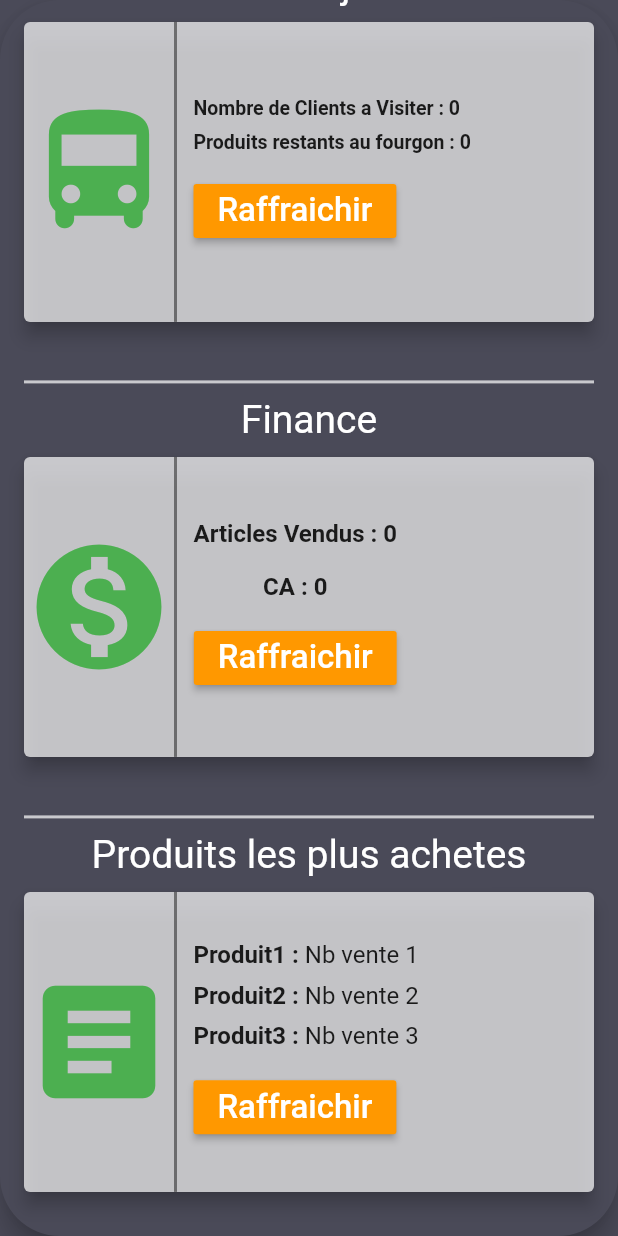
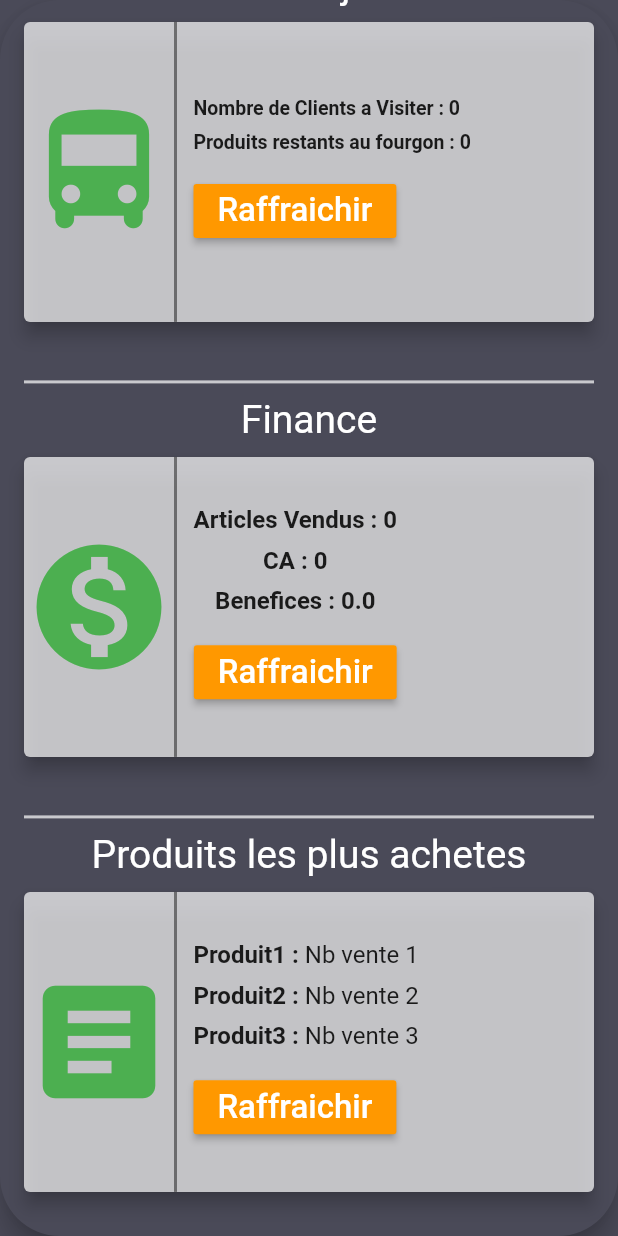
Before and after one commit to amineadmane/Stock-Sell, a Flutter app: the MenuDashboardPage screen opened by its route, scrolled down 546 dp, on a phone screen of 412 x 824 dp. Run offline on Flutter 3.47's test engine with Material 2 defaults, Android fonts, the phone set to English and light mode, and no system bars; our stand-ins replace chips_choice, cloud_firestore, firebase_auth, firebase_core, font_awesome_flutter, modal_progress_hud and 4 more; accounts and stored records are empty.

Commit message:
with benefice

```diff
--- a/lib/Components/productItemfourg.dart
+++ b/lib/Components/productItemfourg.dart
@@ -44,7 +44,7 @@ class _ProductItemFourgState extends State<ProductItemFourg> {
                   nbunitfourgon: widget.nbunitfourgon.toString(),
                   nbunitstock: widget.nbunitstock.toString(),
                   prodid: widget.prodid,
-                  buyprice: widget.buyprice,
+                  buyprice: widget.buyprice.toString(),
                   promprice: widget.promprice.toString(),
                   documentSnapshot: widget.documentSnapshot,
                 ),
--- a/lib/Screens/ProductItem.dart
+++ b/lib/Screens/ProductItem.dart
@@ -9,6 +9,7 @@ class ProductItem extends StatefulWidget {
   final String id;
   final String marque;
   final double unitprice;
+  final double prix_achat;
   int nbunitfourgon;
   final int nbunitstock;
   final double prixpromotionnel;
@@ -21,6 +22,7 @@ class ProductItem extends StatefulWidget {
     this.prixpromotionnel,
     this.client_id,
     this.client_name,
+    this.prix_achat,
   });
   @override
   _ProductItemState createState() => _ProductItemState();
@@ -270,6 +272,7 @@ class _ProductItemState extends State<ProductItem> {
                                       _couttotale,
                                       _value.toInt(),
                                       widget.id,
+                                      widget.prix_achat,
                                       _restant);
                                   final snackBar = SnackBar(
                                     content: Text(
--- a/lib/Screens/Vente.dart
+++ b/lib/Screens/Vente.dart
@@ -149,6 +149,7 @@ class _VenteScreenState extends State<VenteScreen> {
                             id: data.id,
                             marque: data['reference'],
                             unitprice: data['baseprice'].toDouble(),
+                            prix_achat: data['buyprice'].toDouble(),
                             nbunitfourgon: data['nbunitfourgon'],
                             prixpromotionnel: data['promprice'].toDouble(),
                             client_id: client_id,
--- a/lib/Screens/homescreen.dart
+++ b/lib/Screens/homescreen.dart
@@ -46,6 +46,7 @@ class _MenuDashboardPageState extends State<MenuDashboardPage>
   }
 
   double _ChiffreAffaire = 0;
+  double _Benefices = 0;
   int _articlevendu = 0;
   int _nbclientavisiter = 0;
   int _Prodrestfourgon = 0;
@@ -58,6 +59,10 @@ class _MenuDashboardPageState extends State<MenuDashboardPage>
 
   raffraichirCA(double value) {
     setState(() => _ChiffreAffaire = value);
+  }
+
+  raffraichirBF(double value) {
+    setState(() => _Benefices = value);
   }
 
   raffraichirAV(int value) {
@@ -547,7 +552,6 @@ class _MenuDashboardPageState extends State<MenuDashboardPage>
                                       ],
                                     ),
                                     const SizedBox(height: 8),
-                                    const SizedBox(height: 8),
                                     Row(
                                       children: [
                                         Text(
@@ -564,6 +568,23 @@ class _MenuDashboardPageState extends State<MenuDashboardPage>
                                         ),
                                       ],
                                     ),
+                                    const SizedBox(height: 8),
+                                    Row(
+                                      children: [
+                                        Text(
+                                          "Benefices : ",
+                                          style: TextStyle(
+                                              fontSize: 16,
+                                              fontWeight: FontWeight.bold),
+                                        ),
+                                        Text(
+                                            _Benefices.toString(),
+                                          style: TextStyle(
+                                              fontSize: 16,
+                                              fontWeight: FontWeight.bold),
+                                        ),
+                                      ],
+                                    ),
                                     const SizedBox(height: 14),
                                     Row(
                                       mainAxisAlignment:
@@ -574,6 +595,8 @@ class _MenuDashboardPageState extends State<MenuDashboardPage>
                                           color: Colors.orange,
                                           onPressed: () async {
                                             double som = 0;
+                                            double loss = 0;
+                                            double benifice = 0;
                                             int articlevendu = 0;
                                             await DatabaseService()
                                                 .getTotaltoday()
@@ -587,10 +610,13 @@ class _MenuDashboardPageState extends State<MenuDashboardPage>
                                                         articlevendu =
                                                             articlevendu +
                                                                 doc['nb_product'];
+                                                        loss = loss + doc['prix_achat']*doc['nb_product'];
                                                       })
                                                     });
+                                            benifice = som - loss;
                                             raffraichirCA(som);
                                             raffraichirAV(articlevendu);
+                                            raffraichirBF(benifice);
                                           },
                                           child: const Text(
                                             'Raffraichir',
```
Also changed, not shown: lib/Services/database.dart (+4 -4 lines).
